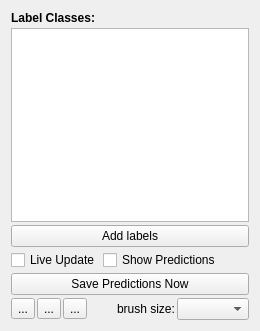
The window that ilastik/applets/objectClassification/labelingDrawer.ui (ilastik/ilastik) describes before a commit, drawn with Qt 5.
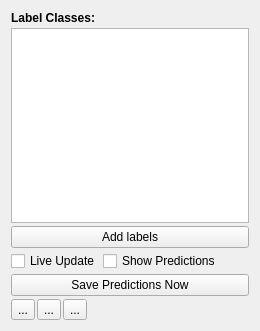
The same window after the commit. Custom widgets are drawn as their Qt base class.

Commit message: remove brush size from drawer

The edit to the form file:
```diff
--- a/ilastik/applets/objectClassification/labelingDrawer.ui
+++ b/ilastik/applets/objectClassification/labelingDrawer.ui
@@ -108,7 +108,7 @@
       </widget>
      </item>
      <item>
-      <layout class="QHBoxLayout" name="horizontalLayout" stretch="0,0,1,0,0,0">
+      <layout class="QHBoxLayout" name="horizontalLayout" stretch="0,0,1,0">
        <property name="spacing">
         <number>2</number>
        </property>
@@ -152,26 +152,6 @@
          </property>
         </spacer>
        </item>
-       <item>
-        <widget class="QLabel" name="brushSizeCaption">
-         <property name="text">
-          <string>brush size:</string>
-         </property>
-        </widget>
-       </item>
-       <item>
-        <widget class="QComboBox" name="brushSizeComboBox">
-         <property name="sizePolicy">
-          <sizepolicy hsizetype="Expanding" vsizetype="Fixed">
-           <horstretch>0</horstretch>
-           <verstretch>0</verstretch>
-          </sizepolicy>
-         </property>
-         <property name="sizeAdjustPolicy">
-          <enum>QComboBox::AdjustToContents</enum>
-         </property>
-        </widget>
-       </item>
       </layout>
      </item>
      <item>
```
